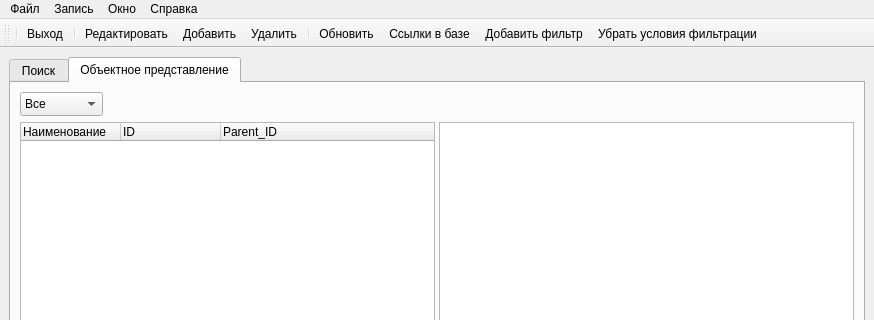
This is mainwindow.ui in VladisGol/platon-accs as Qt 5 draws it before an edit; both pictures show x 0 to 874 and y 0 to 320 of the 874 by 744 pixel window. The edited form follows.
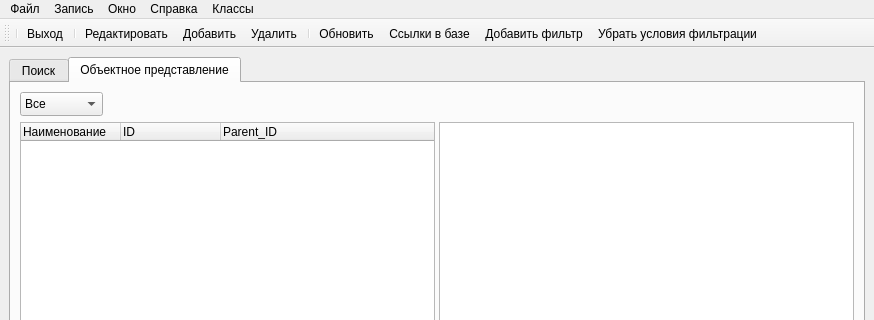
This is the edited form. Icons and pictures are not drawn. Custom widgets are drawn as their Qt base class.

Commit message: Эйдос студия подключена к главному окну формы

```diff
--- a/mainwindow.ui
+++ b/mainwindow.ui
@@ -200,13 +200,7 @@
      <height>22</height>
     </rect>
    </property>
-   <widget class="QMenu" name="menu">
-    <property name="title">
-     <string>Файл</string>
-    </property>
-    <addaction name="action_quit"/>
-   </widget>
-   <widget class="QMenu" name="menu_2">
+   <widget class="QMenu" name="menu_5">
     <property name="title">
      <string>Запись</string>
     </property>
@@ -232,10 +226,23 @@
     </property>
     <addaction name="action_About"/>
    </widget>
-   <addaction name="menu"/>
-   <addaction name="menu_2"/>
+   <widget class="QMenu" name="menu_1">
+    <property name="title">
+     <string>Файл</string>
+    </property>
+    <addaction name="action_quit"/>
+   </widget>
+   <widget class="QMenu" name="menu_2">
+    <property name="title">
+     <string>Классы</string>
+    </property>
+    <addaction name="action_ES"/>
+   </widget>
+   <addaction name="menu_1"/>
+   <addaction name="menu_5"/>
    <addaction name="menu_3"/>
    <addaction name="menu_4"/>
+   <addaction name="menu_2"/>
   </widget>
   <widget class="QStatusBar" name="statusbar">
    <property name="layoutDirection">
```
Left out of the diff: 9 changed lines with no effect on the pictures. The commit also changes 5 other files.
